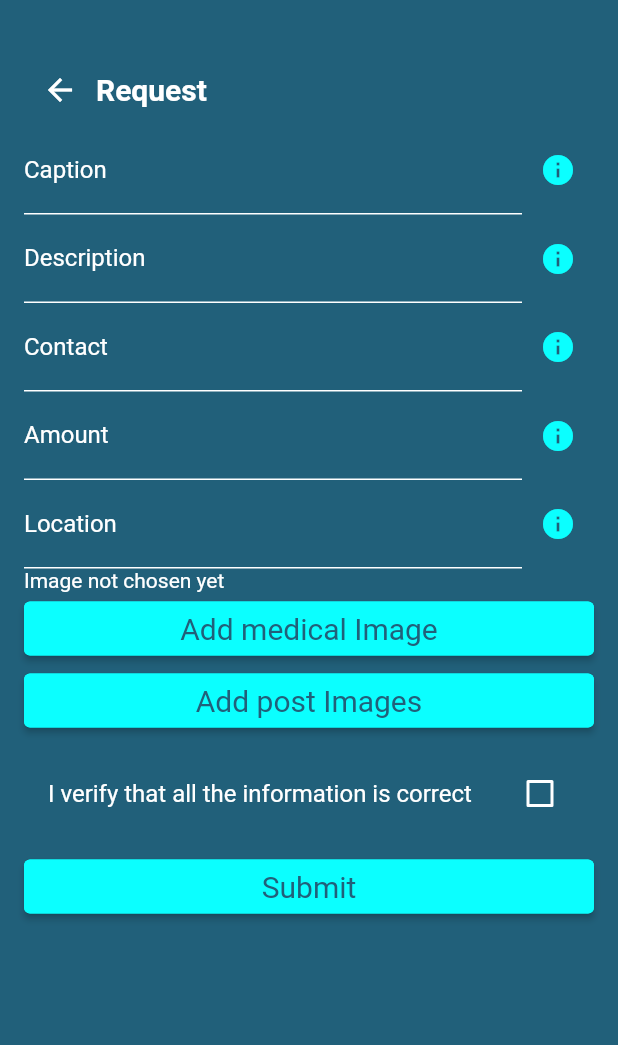
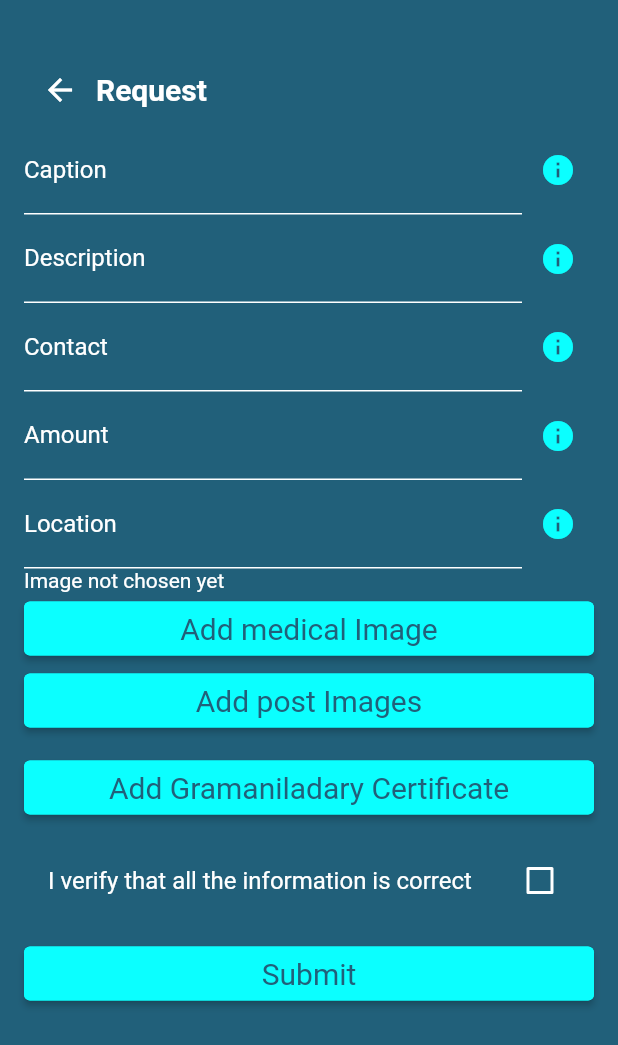
Before and after one commit to vidunipun/HOPE-mobile-application, a Flutter app: the RequestPage screen opened directly, on a phone screen of 412 x 824 dp. Shown: the top 1045 px of the screen. Run offline on Flutter 3.47's test engine with Material 2 defaults, Android fonts, the phone set to English and light mode, and no system bars; our stand-ins replace cloud_firestore, csc_picker, firebase_auth, firebase_core, firebase_storage, geocoding and 4 more; missing offline and left inert: email_auth; accounts and stored records are empty; network calls fail; Roboto replaces fonts that are missing (Otomanopee One).

```diff
--- a/lib/request&donation/request.dart
+++ b/lib/request&donation/request.dart
@@ -35,10 +35,12 @@ class _RequestPageState extends State<RequestPage> {
   String? _firstName;
   String? _lastName;
   String? _rank;
+  final bool _verified = false;
 
   User? user;
 
   final List<File> _selectedImages = [];
+  final List<File> _gramaniladaaryCertificateImage = [];
   final List<String> _uploadedFileUrls = [];
 
   File? imagepath;
@@ -145,6 +147,7 @@ class _RequestPageState extends State<RequestPage> {
       }
       await uploadimage();
       await _uploadImages();
+      await _uploadGramaNiladariCertificate();
       try {
         // Get the authenticated user
         final user = FirebaseAuth.instance.currentUser;
@@ -169,6 +172,7 @@ class _RequestPageState extends State<RequestPage> {
             'amount': amount,
             'to_now': 0,
             'rank': _rank,
+            'verified': _verified,
             // 'Likes': [],
           });
           FirebaseFirestore.instance.collection('requests').add({'Likes': []});
@@ -234,6 +238,43 @@ class _RequestPageState extends State<RequestPage> {
       // Add the download URL to the list of uploaded file URLs
       setState(() {
         _uploadedFileUrls.add(downloadURL);
+      });
+    }
+  }
+
+  Future<void> _selectGramaNiladariCertificate() async {
+    final ImagePicker _picker = ImagePicker();
+    final XFile? certificateImage =
+        await _picker.pickImage(source: ImageSource.gallery);
+
+    if (certificateImage != null) {
+      setState(() {
+        _gramaniladaaryCertificateImage.add(File(certificateImage.path));
+      });
+    }
+  }
+
+  Future<void> _uploadGramaNiladariCertificate() async {
+    String currentUserUid = FirebaseAuth.instance.currentUser!.uid;
+
+    for (File image in _gramaniladaaryCertificateImage) {
+      String imageName = image.path.split('/').last;
+      firebase_storage.Reference storageRef = firebase_storage
+          .FirebaseStorage.instance
+          .ref()
+          .child('gramaniladaary_certificates')
+          .child(imageName);
+      await storageRef.putFile(image);
+      String downloadURL = await storageRef.getDownloadURL();
+      print('Grama Niladari Certificate uploaded: $downloadURL');
+
+      DocumentReference certificateDocRef = FirebaseFirestore.instance
+          .collection('gramaniladaary_certificates')
+          .doc();
+      await certificateDocRef.set({
+        'type': 'gramaniladaary_certificate',
+        'url': downloadURL,
+        'userUid': currentUserUid,
       });
     }
   }
@@ -624,6 +665,7 @@ class _RequestPageState extends State<RequestPage> {
                         //     return null;
                         //   },
                         // ),
+                        //add post image
                         ElevatedButton(
                           onPressed: _selectImage,
                           child: const Text(
@@ -647,6 +689,41 @@ class _RequestPageState extends State<RequestPage> {
                         _selectedImages.isNotEmpty
                             ? Column(
                                 children: _selectedImages
+                                    .map((image) => Container(
+                                          width: 100,
+                                          height: 100,
+                                          child: Image.file(image,
+                                              fit: BoxFit.cover),
+                                        ))
+                                    .toList(),
+                              )
+                            : Container(), // Optionally display a placeholder if there are no selected images
+
+                        SizedBox(height: 10),
+                        //add gramaniladary
+                        ElevatedButton(
+                          onPressed: _selectGramaNiladariCertificate,
+                          child: const Text(
+                            'Add Gramaniladary Certificate',
+                            style: TextStyle(
+                              color: buttonbackground,
+                              fontSize: 20,
+                              fontFamily: 'Otomanopee One',
+                              fontWeight: FontWeight.w400,
+                              height: 0,
+                            ),
+                          ),
+                          style: ElevatedButton.styleFrom(
+                            backgroundColor: startButtonGreen,
+                            side: BorderSide(
+                              color: Color(0xFF0BFFFF),
+                              width: 2,
+                            ),
+                          ),
+                        ),
+                        _gramaniladaaryCertificateImage.isNotEmpty
+                            ? Column(
+                                children: _gramaniladaaryCertificateImage
                                     .map((image) => Container(
                                           width: 100,
                                           height: 100,
--- a/lib/screens/home/wall/home.dart
+++ b/lib/screens/home/wall/home.dart
@@ -202,6 +202,7 @@ class _HomeState extends State<Home> {
                                     lastName: post.data()['lastName'],
                                     points: post.data()['points'],
                                     rank: rank,
+                                    verified: post.data()['verified'],
                                   );
                                 } else {
                                   return const CircularProgressIndicator();
```
Also changed, not shown: lib/screens/home/wall/wall_post.dart (+14 -6 lines).
